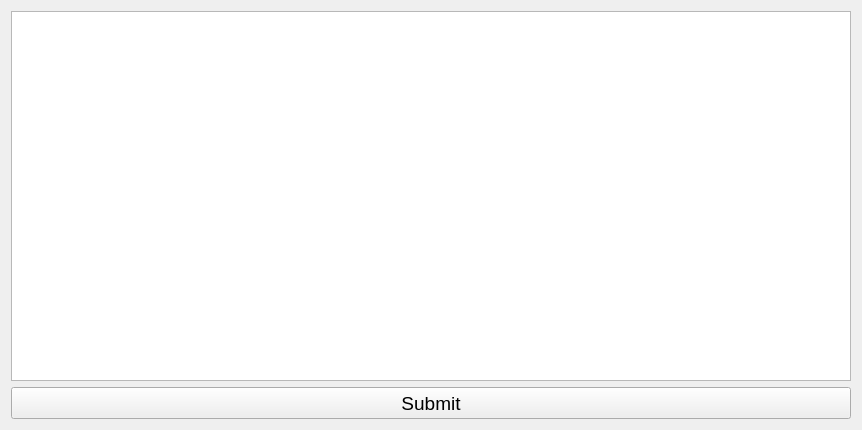
TrinhLab/CASPERapp, file rename_window.ui: the form before one commit.
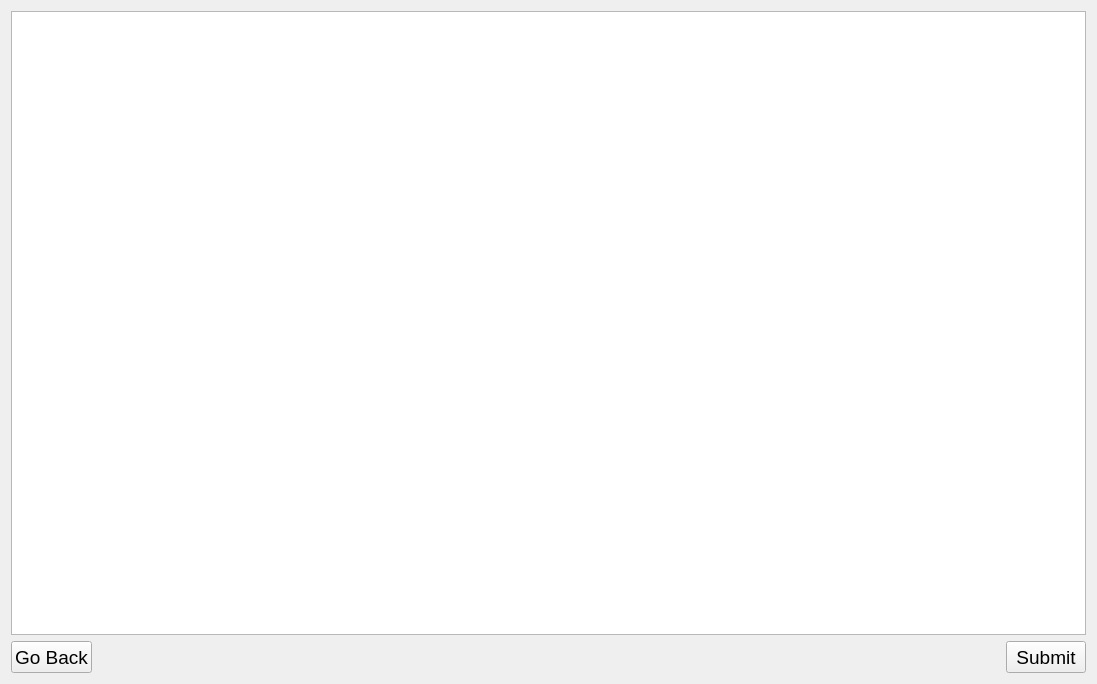
The form after the commit.

Commit message: Visual changes and integrated executables for all OS back into repo

```diff
--- a/rename_window.ui
+++ b/rename_window.ui
@@ -6,8 +6,8 @@
    <rect>
     <x>0</x>
     <y>0</y>
-    <width>862</width>
-    <height>430</height>
+    <width>1097</width>
+    <height>684</height>
    </rect>
   </property>
   <property name="sizePolicy">
@@ -38,26 +38,8 @@
   </property>
   <layout class="QGridLayout" name="gridLayout">
    <item row="0" column="0">
-    <layout class="QFormLayout" name="formLayout">
-     <property name="fieldGrowthPolicy">
-      <enum>QFormLayout::ExpandingFieldsGrow</enum>
-     </property>
-     <item row="0" column="0" colspan="2">
-      <widget class="QTableWidget" name="rename_table">
-       <property name="minimumSize">
-        <size>
-         <width>0</width>
-         <height>350</height>
-        </size>
-       </property>
-       <property name="font">
-        <font>
-         <pointsize>14</pointsize>
-        </font>
-       </property>
-      </widget>
-     </item>
-     <item row="1" column="0" colspan="2">
+    <layout class="QGridLayout" name="gridLayout_2">
+     <item row="1" column="2">
       <widget class="QPushButton" name="submit_button">
        <property name="minimumSize">
         <size>
@@ -65,6 +47,12 @@
          <height>32</height>
         </size>
        </property>
+       <property name="maximumSize">
+        <size>
+         <width>200</width>
+         <height>32</height>
+        </size>
+       </property>
        <property name="font">
         <font>
          <family>Arial</family>
@@ -76,6 +64,50 @@
        </property>
       </widget>
      </item>
+     <item row="1" column="0">
+      <widget class="QPushButton" name="go_back">
+       <property name="maximumSize">
+        <size>
+         <width>200</width>
+         <height>32</height>
+        </size>
+       </property>
+       <property name="text">
+        <string>Go Back</string>
+       </property>
+      </widget>
+     </item>
+     <item row="0" column="0" colspan="3">
+      <widget class="QTableWidget" name="rename_table">
+       <property name="minimumSize">
+        <size>
+         <width>0</width>
+         <height>350</height>
+        </size>
+       </property>
+       <property name="font">
+        <font>
+         <pointsize>14</pointsize>
+        </font>
+       </property>
+       <property name="sortingEnabled">
+        <bool>false</bool>
+       </property>
+      </widget>
+     </item>
+     <item row="1" column="1">
+      <spacer name="horizontalSpacer">
+       <property name="orientation">
+        <enum>Qt::Horizontal</enum>
+       </property>
+       <property name="sizeHint" stdset="0">
+        <size>
+         <width>40</width>
+         <height>20</height>
+        </size>
+       </property>
+      </spacer>
+     </item>
     </layout>
    </item>
   </layout>
```
The commit also changes 13 other files.
